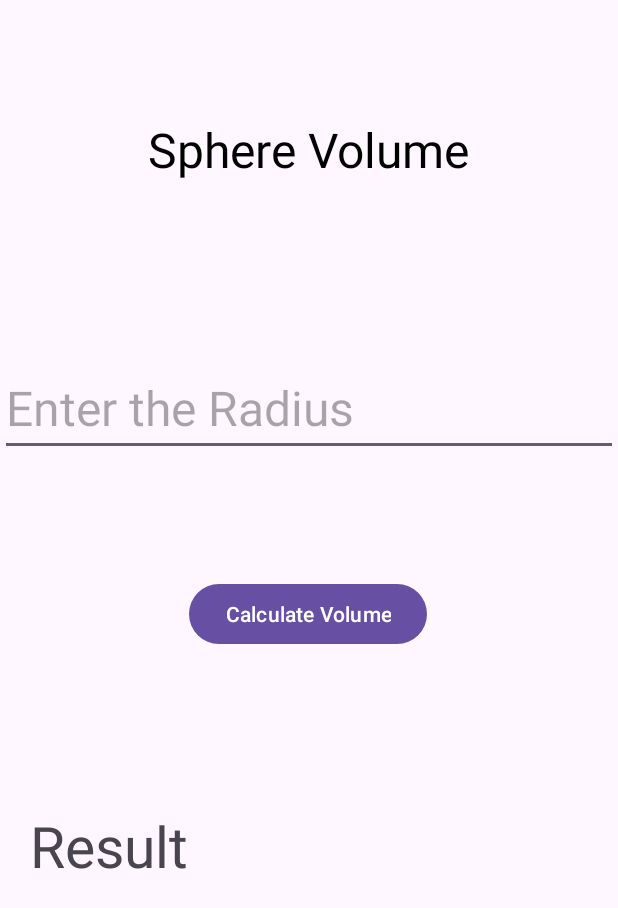
After one commit to Vaibhavbansal15/Android_APPs, an Android app: the Sphere screen opened directly, with no data from a screen before it, on a phone screen of 412 x 824 dp. The commit adds this screen. Shown: the top 908 px of the screen. Run offline under Robolectric (Android 15) with nearby library versions, the phone set to English and light mode, and no system bars.

Commit message:
Completed calculation part for sphere

```diff
--- a/VolumeAreaApp/app/src/main/AndroidManifest.xml
+++ b/VolumeAreaApp/app/src/main/AndroidManifest.xml
@@ -13,6 +13,9 @@
         android:theme="@style/Theme.VolumeAreaApp"
         tools:targetApi="31">
         <activity
+            android:name=".Sphere"
+            android:exported="false" />
+        <activity
             android:name=".MainActivity"
             android:exported="true">
             <intent-filter>
--- a/VolumeAreaApp/app/src/main/java/com/example/volumeareaapp/MainActivity.java
+++ b/VolumeAreaApp/app/src/main/java/com/example/volumeareaapp/MainActivity.java
@@ -1,8 +1,12 @@
 package com.example.volumeareaapp;
 
+import androidx.activity.result.contract.ActivityResultContracts;
 import androidx.appcompat.app.AppCompatActivity;
 
+import android.content.Intent;
 import android.os.Bundle;
+import android.view.View;
+import android.widget.AdapterView;
 import android.widget.GridView;
 
 import java.util.ArrayList;
@@ -39,5 +43,12 @@ public class MainActivity extends AppCompatActivity {
         gridView.setAdapter(adapter);
         gridView.setNumColumns(2);
 
+        gridView.setOnItemClickListener(new AdapterView.OnItemClickListener() {
+            @Override
+            public void onItemClick(AdapterView<?> parent, View view, int position, long id) {
+                Intent i = new Intent(getApplicationContext(), Sphere.class);
+                startActivity(i);
+            }
+        });
     }
 }
--- /dev/null
+++ b/VolumeAreaApp/app/src/main/java/com/example/volumeareaapp/Sphere.java
@@ -0,0 +1,39 @@
+package com.example.volumeareaapp;
+
+import androidx.appcompat.app.AppCompatActivity;
+
+import android.os.Bundle;
+import android.view.View;
+import android.widget.Button;
+import android.widget.EditText;
+import android.widget.TextView;
+
+import org.w3c.dom.Text;
+
+public class Sphere extends AppCompatActivity {
+
+    EditText sphere_radius;
+    TextView title, result;
+    Button btn;
+
+    @Override
+    protected void onCreate(Bundle savedInstanceState) {
+        super.onCreate(savedInstanceState);
+        setContentView(R.layout.activity_sphere);
+        sphere_radius = findViewById(R.id.editText_sphere);
+        title = findViewById(R.id.textView2);
+        result = findViewById(R.id.sphere_volume);
+        btn = findViewById(R.id.Btn1);
+
+        btn.setOnClickListener(new View.OnClickListener() {
+            @Override
+            public void onClick(View v) {
+                String radius = sphere_radius.getText().toString();
+                int r = Integer.parseInt(radius);
+
+                double Volume = (4/3) * 3.14159 * r*r*r;
+                result.setText("V = "+Volume+" m^3");
+            }
+        });
+    }
+}
--- /dev/null
+++ b/VolumeAreaApp/app/src/main/res/layout/activity_sphere.xml
@@ -0,0 +1,61 @@
+<?xml version="1.0" encoding="utf-8"?>
+<androidx.constraintlayout.widget.ConstraintLayout xmlns:android="http://schemas.android.com/apk/res/android"
+    xmlns:app="http://schemas.android.com/apk/res-auto"
+    xmlns:tools="http://schemas.android.com/tools"
+    android:layout_width="match_parent"
+    android:layout_height="match_parent"
+    tools:context=".Sphere">
+
+    <TextView
+        android:id="@+id/textView2"
+        android:layout_width="wrap_content"
+        android:layout_height="wrap_content"
+        android:layout_marginTop="78dp"
+        android:text="Sphere Volume"
+        android:textColor="@color/black"
+        android:textSize="32sp"
+        app:layout_constraintEnd_toEndOf="parent"
+        app:layout_constraintStart_toStartOf="parent"
+        app:layout_constraintTop_toTopOf="parent" />
+
+    <EditText
+        android:id="@+id/editText_sphere"
+        android:layout_width="0dp"
+        android:layout_height="wrap_content"
+        android:layout_marginTop="25dp"
+        android:hint="Enter the Radius"
+        android:textColor="@color/black"
+        android:textSize="32sp"
+        app:layout_constraintBottom_toTopOf="@+id/sphere_volume"
+        app:layout_constraintEnd_toEndOf="parent"
+        app:layout_constraintStart_toStartOf="parent"
+        app:layout_constraintTop_toTopOf="parent" />
+
+    <TextView
+        android:id="@+id/sphere_volume"
+        android:layout_width="0dp"
+        android:layout_height="wrap_content"
+        android:layout_margin="20dp"
+        android:layout_marginBottom="18dp"
+        android:text="Result"
+        android:textSize="38sp"
+        app:layout_constraintBottom_toBottomOf="parent"
+        app:layout_constraintEnd_toEndOf="parent"
+        app:layout_constraintStart_toStartOf="parent"
+        app:layout_constraintTop_toBottomOf="@+id/editText_sphere" />
+
+    <Button
+        android:id="@+id/Btn1"
+        android:layout_width="wrap_content"
+        android:layout_height="wrap_content"
+        android:layout_marginTop="154dp"
+        android:layout_marginBottom="156dp"
+        android:text="Calculate Volume"
+        app:layout_constraintBottom_toBottomOf="@+id/sphere_volume"
+        app:layout_constraintEnd_toEndOf="parent"
+        app:layout_constraintHorizontal_bias="0.498"
+        app:layout_constraintStart_toStartOf="parent"
+        app:layout_constraintTop_toTopOf="@+id/textView2"
+        app:layout_constraintVertical_bias="1.0" />
+
+</androidx.constraintlayout.widget.ConstraintLayout>
```
